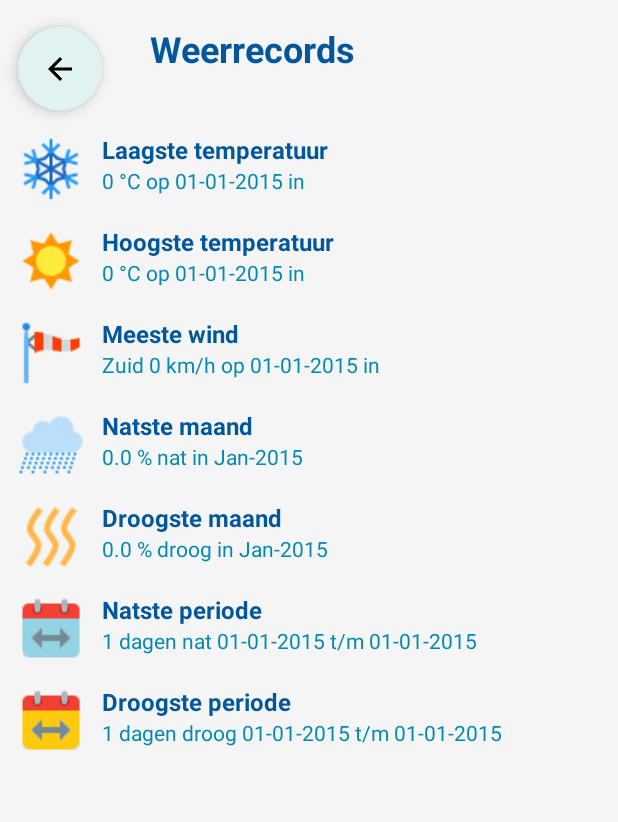
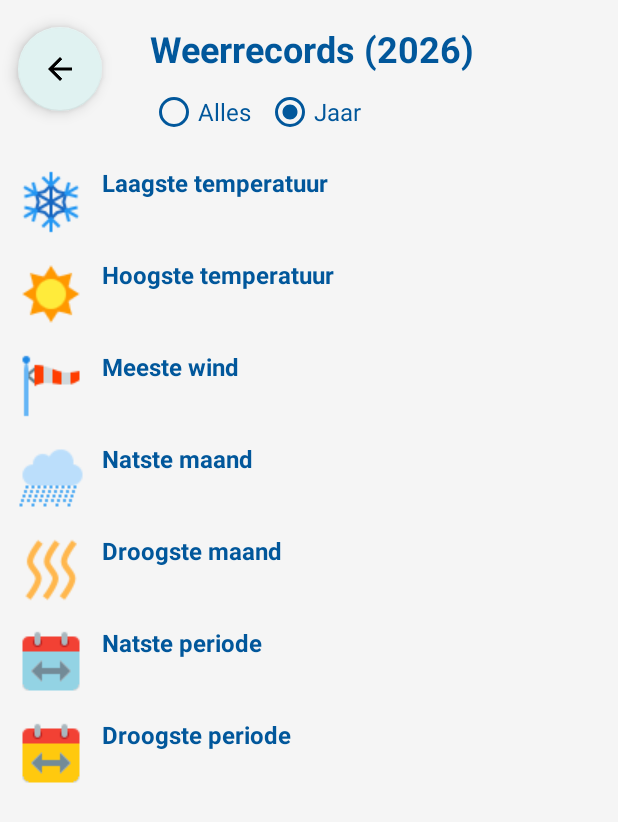
Before and after one commit to wthieme/whdon, an Android app: the StatsRecordsActivity screen opened directly, with no data from a screen before it, on a phone screen of 412 x 824 dp. Shown: the top 822 px of the screen. Run offline under Robolectric (Android 15) with nearby library versions, the phone set to English and light mode, and no system bars; libraries missing offline, so code that uses them is left out: com.google.api.client; 3 statements that could not run were skipped.

Commit message:
Weerrecords per jaar

```diff
--- a/build.gradle
+++ b/build.gradle
@@ -1,12 +1,12 @@
 buildscript {
-    ext.kotlin_version = '1.3.0'
+    ext.kotlin_version = '1.3.11'
     repositories {
         google()
         jcenter()
     }
     dependencies {
         classpath 'com.google.guava:guava:24.1-jre'
-        classpath 'com.android.tools.build:gradle:3.2.1'
+        classpath 'com.android.tools.build:gradle:3.3.0'
         classpath "org.jetbrains.kotlin:kotlin-gradle-plugin:$kotlin_version"
     }
 }
--- a/whdon_app/build.gradle
+++ b/whdon_app/build.gradle
@@ -25,8 +25,8 @@ android {
         minSdkVersion 17
         multiDexEnabled true
         targetSdkVersion 28
-        versionCode 97
-        versionName "1.9.12"
+        versionCode 98
+        versionName "1.9.13"
     }
     buildTypes {
         release {
--- a/whdon_app/src/main/java/nl/whitedove/washetdroogofniet/DatabaseHelper.kt
+++ b/whdon_app/src/main/java/nl/whitedove/washetdroogofniet/DatabaseHelper.kt
@@ -740,7 +740,7 @@ internal class DatabaseHelper private constructor(context: Context) : SQLiteOpen
         return stats
     }
 
-    fun GetStatistiekRecords(): StatistiekRecords {
+    fun GetStatistiekRecords(aj: Helper.Periode, jaar: Int): StatistiekRecords {
 
         val stat = StatistiekRecords()
         val db = this.writableDatabase
@@ -755,9 +755,21 @@ internal class DatabaseHelper private constructor(context: Context) : SQLiteOpen
                 + " " + MDG_WINDDIR + ","
                 + " " + MDG_LOCATIE
                 + " FROM " + TAB_MELDING
+                + " WHERE " + MDG_DATUM + " BETWEEN ? AND ?"
                 + " ORDER BY " + MDG_DATUM)
 
-        cursor = db.rawQuery(selectQuery, null)
+        var va: DateTime
+        var tm: DateTime
+
+        va = DateTime(2015, 1, 1, 0, 0)
+        tm = DateTime.now().plusDays(1)
+
+        if (aj === nl.whitedove.washetdroogofniet.Helper.Periode.Jaar) {
+            va = DateTime(jaar, 1, 1, 0, 0)
+            tm = va.plusYears(1)
+        }
+
+        cursor = db.rawQuery(selectQuery, arrayOf(java.lang.Long.toString(va.millis), java.lang.Long.toString(tm.millis)))
 
         var recordWindDatum = DateTime(2015, 1, 1, 0, 0)
         var recordWind = 0
--- a/whdon_app/src/main/java/nl/whitedove/washetdroogofniet/StatsRecordsActivity.kt
+++ b/whdon_app/src/main/java/nl/whitedove/washetdroogofniet/StatsRecordsActivity.kt
@@ -7,13 +7,14 @@ import android.content.Intent
 import android.os.AsyncTask
 import android.os.Bundle
 import android.support.design.widget.FloatingActionButton
+import android.widget.RadioButton
+import android.widget.RadioGroup
+import android.widget.RelativeLayout
 import android.widget.TextView
-
 import org.joda.time.DateTime
 import org.joda.time.Days
-
 import java.lang.ref.WeakReference
-import java.util.Locale
+import java.util.*
 
 class StatsRecordsActivity : Activity() {
 
@@ -23,7 +24,56 @@ class StatsRecordsActivity : Activity() {
 
         val fabTerug = findViewById<FloatingActionButton>(R.id.btnTerug)
         fabTerug.setOnClickListener { terug() }
+        initSwipes()
+        initRadio()
         toondataBackground()
+    }
+
+    private fun initRadio() {
+        val rbAlles = findViewById<RadioButton>(R.id.rbAlles)
+        val rbJaar = findViewById<RadioButton>(R.id.rbJaar)
+        val rgAllesJaar = findViewById<RadioGroup>(R.id.rgAllesJaar)
+        rbAlles.isChecked = StatsRecordsActivity.mAllesJaar === Helper.Periode.Alles
+        rbJaar.isChecked = StatsRecordsActivity.mAllesJaar === Helper.Periode.Jaar
+        val cl = RadioGroup.OnCheckedChangeListener { radioGroup, checkedId ->
+            val rb = radioGroup.findViewById<RadioButton>(checkedId)
+            if (rb.id == R.id.rbAlles) {
+                StatsRecordsActivity.mAllesJaar = Helper.Periode.Alles
+            }
+
+            if (rb.id == R.id.rbJaar) {
+                StatsRecordsActivity.mAllesJaar = Helper.Periode.Jaar
+                StatsRecordsActivity.mJaar = DateTime.now().year
+            }
+
+            toondataBackground()
+        }
+        rgAllesJaar.setOnCheckedChangeListener(cl)
+    }
+
+    @SuppressLint("ClickableViewAccessibility")
+    private fun initSwipes() {
+        val sl = object : OnSwipeTouchListener(this@StatsRecordsActivity) {
+            override fun onSwipeLeft() {
+                if (StatsRecordsActivity.mAllesJaar === Helper.Periode.Jaar) {
+                    StatsRecordsActivity.mJaar++
+                }
+                toondataBackground()
+            }
+
+            override fun onSwipeRight() {
+                if (StatsRecordsActivity.mAllesJaar === Helper.Periode.Jaar) {
+                    StatsRecordsActivity.mJaar--
+                }
+                toondataBackground()
+            }
+        }
+
+        val rlRecords = findViewById<RelativeLayout>(R.id.rlRecords)
+        rlRecords.setOnTouchListener(sl)
+
+        Helper.showMessage(this@StatsRecordsActivity,
+                getString(R.string.SwipeLinksOfRechts))
     }
 
     private fun terug() {
@@ -43,32 +93,62 @@ class StatsRecordsActivity : Activity() {
             return
         }
 
+        val tvRecords = findViewById<TextView>(R.id.tvRecords)
+
+        if (StatsRecordsActivity.mAllesJaar === Helper.Periode.Alles) {
+            tvRecords.text = String.format("%s", getString(R.string.Weerrecords))
+        }
+
+        if (StatsRecordsActivity.mAllesJaar === Helper.Periode.Jaar) {
+            tvRecords.text = String.format("%s %s", getString(R.string.Weerrecords), String.format(getString(R.string.Jaartal), Integer.toString(StatsRecordsActivity.mJaar)))
+        }
+
         val tvMinTemperatuur = findViewById<TextView>(R.id.tvMinTemperatuur)
+        val datMin = stat.minTempDatum
+        if (datMin != null && datMin.year > 2015)
             tvMinTemperatuur.text = String.format(getString(R.string.MinMaxTemp), stat.minTemp, Helper.dFormat.print(stat.minTempDatum), stat.minTempLocatie)
+        else
+            tvMinTemperatuur.text = "";
 
         val tvMaxTemperatuur = findViewById<TextView>(R.id.tvMaxTemperatuur)
+        val datMax = stat.maxTempDatum
+        if (datMax != null && datMax.year > 2015)
             tvMaxTemperatuur.text = String.format(getString(R.string.MinMaxTemp), stat.maxTemp, Helper.dFormat.print(stat.maxTempDatum), stat.maxTempLocatie)
+        else
+            tvMaxTemperatuur.text = "";
 
         val tvMaxWind = findViewById<TextView>(R.id.tvMaxWind)
+        val datMaxWind = stat.maxWindDatum
+        if (datMaxWind != null && datMaxWind.year > 2015)
             tvMaxWind.text = String.format(getString(R.string.MaxWind),
                     WeerHelper.windDirectionToOmschrijving(stat.maxWindRichting!!),
                     stat.maxWind,
                     Helper.dFormat.print(stat.maxWindDatum),
                     stat.maxWindLocatie)
+        else
+            tvMaxWind.text = "";
 
         val tvNatsteMaandTxt = findViewById<TextView>(R.id.tvNatsteMaandTxt)
+        val datNatste = stat.natsteMaand
+        if (datNatste != null && datNatste.year > 2015)
             tvNatsteMaandTxt.text = String.format(getString(R.string.NatsteMaandTxt),
                     stat.percentNat,
                     "%",
                     stat.natsteMaand!!.toString("MMM", Locale.getDefault()).replace(".", ""),
                     Integer.toString(stat.natsteMaand!!.year))
+        else
+            tvNatsteMaandTxt.text = "";
 
         val tvDroogsteMaandTxt = findViewById<TextView>(R.id.tvDroogsteMaandTxt)
+        val datDroogste = stat.droogsteMaand
+        if (datDroogste != null && datDroogste.year > 2015)
             tvDroogsteMaandTxt.text = String.format(getString(R.string.DroogsteMaandTxt),
                     stat.percentDroog,
                     "%",
                     stat.droogsteMaand!!.toString("MMM", Locale.getDefault()).replace(".", ""),
                     Integer.toString(stat.droogsteMaand!!.year))
+        else
+            tvDroogsteMaandTxt.text = "";
 
         val tvNatstePeriodeTxt = findViewById<TextView>(R.id.tvNatstePeriodeTxt)
 
@@ -80,10 +160,14 @@ class StatsRecordsActivity : Activity() {
                 stat.langstePeriodeNatTm!!.monthOfYear,
                 stat.langstePeriodeNatTm!!.dayOfMonth, 0, 0, 0)
 
+        val datLangsteDroog = stat.langstePeriodeNatVanaf
+        if (datLangsteDroog != null && datLangsteDroog.year > 2015)
             tvNatstePeriodeTxt.text = String.format(getString(R.string.NatstePeriodeTxt),
                     Days.daysBetween(beginNat, eindNat).days + 1,
                     Helper.dFormat.print(stat.langstePeriodeNatVanaf),
                     Helper.dFormat.print(stat.langstePeriodeNatTm))
+        else
+            tvNatstePeriodeTxt.text = ""
 
         val tvDroogstePeriodeTxt = findViewById<TextView>(R.id.tvDroogstePeriodeTxt)
 
@@ -94,11 +178,15 @@ class StatsRecordsActivity : Activity() {
         val eindDroog = DateTime(stat.langstePeriodeDroogTm!!.year,
                 stat.langstePeriodeDroogTm!!.monthOfYear,
                 stat.langstePeriodeDroogTm!!.dayOfMonth, 0, 0, 0)
+        val datLangsteNat = stat.langstePeriodeDroogVanaf
+        if (datLangsteNat != null && datLangsteNat.year > 2015)
 
             tvDroogstePeriodeTxt.text = String.format(getString(R.string.DroogstePeriodeTxt),
                     Days.daysBetween(beginDroog, eindDroog).days + 1,
                     Helper.dFormat.print(stat.langstePeriodeDroogVanaf),
                     Helper.dFormat.print(stat.langstePeriodeDroogTm))
+        else
+            tvDroogstePeriodeTxt.text = ""
     }
 
     private class AsyncGetWeerRecords internal constructor(context: StatsRecordsActivity) : AsyncTask<Context, Void, StatistiekRecords>() {
@@ -107,7 +195,7 @@ class StatsRecordsActivity : Activity() {
         override fun doInBackground(vararg params: Context): StatistiekRecords {
             val context = params[0]
             val dh = DatabaseHelper.getInstance(context)
-            return dh.GetStatistiekRecords()
+            return dh.GetStatistiekRecords(mAllesJaar, mJaar)
         }
 
         override fun onPostExecute(stat: StatistiekRecords) {
@@ -115,4 +203,9 @@ class StatsRecordsActivity : Activity() {
             activity?.toonStatistiekRecords(stat)
         }
     }
+
+    companion object {
+        internal var mJaar = DateTime.now().year
+        internal var mAllesJaar: Helper.Periode = Helper.Periode.Jaar
     }
+}
--- a/whdon_app/src/main/res/layout/records_statistieken.xml
+++ b/whdon_app/src/main/res/layout/records_statistieken.xml
@@ -1,6 +1,7 @@
 <?xml version="1.0" encoding="utf-8"?>
 <RelativeLayout xmlns:android="http://schemas.android.com/apk/res/android"
     xmlns:app="http://schemas.android.com/apk/res-auto"
+    android:id="@+id/rlRecords"
     android:layout_width="match_parent"
     android:layout_height="match_parent"
     android:background="@color/colorBackground">
@@ -26,13 +27,43 @@
         android:textSize="24sp"
         android:textStyle="bold" />
 
+    <RadioGroup
+        android:id="@+id/rgAllesJaar"
+        android:layout_width="wrap_content"
+        android:layout_height="wrap_content"
+        android:layout_below="@+id/tvRecords"
+        android:layout_marginStart="100dp"
+        android:layout_marginTop="10dp"
+        android:checkedButton="@+id/rbJaar"
+        android:orientation="horizontal">
+
+        <android.support.v7.widget.AppCompatRadioButton
+            android:id="@+id/rbAlles"
+            android:layout_width="wrap_content"
+            android:layout_height="wrap_content"
+            android:text="@string/Alles"
+            android:textColor="@color/colorPrimary"
+            android:textSize="16sp"
+            app:buttonTint="@color/colorPrimary" />
+
+        <android.support.v7.widget.AppCompatRadioButton
+            android:id="@+id/rbJaar"
+            android:layout_width="wrap_content"
+            android:layout_height="wrap_content"
+            android:layout_marginStart="10dp"
+            android:text="@string/Jaar"
+            android:textColor="@color/colorPrimary"
+            android:textSize="16sp"
+            app:buttonTint="@color/colorPrimary" />
+    </RadioGroup>
+
     <ImageView
         android:id="@+id/ivIjs"
         android:layout_width="48dp"
         android:layout_height="48dp"
-        android:layout_below="@+id/tvRecords"
+        android:layout_below="@+id/rgAllesJaar"
         android:layout_marginStart="10dp"
-        android:layout_marginTop="40dp"
+        android:layout_marginTop="20dp"
         android:contentDescription="@string/Koud"
         android:src="@drawable/imgijs" />
 
```
Also changed, not shown: gradle/wrapper/gradle-wrapper.properties, 2 other files. Lines whose indentation alone changed are shown as unchanged.
